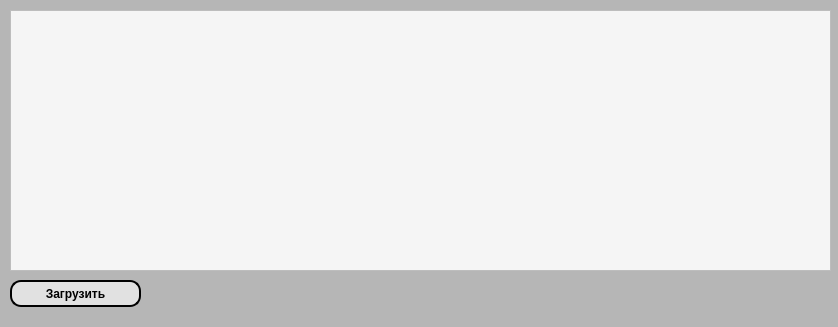
Above: main.ui from aleks9045/Coffee1 before the change. Below: the same form after it.
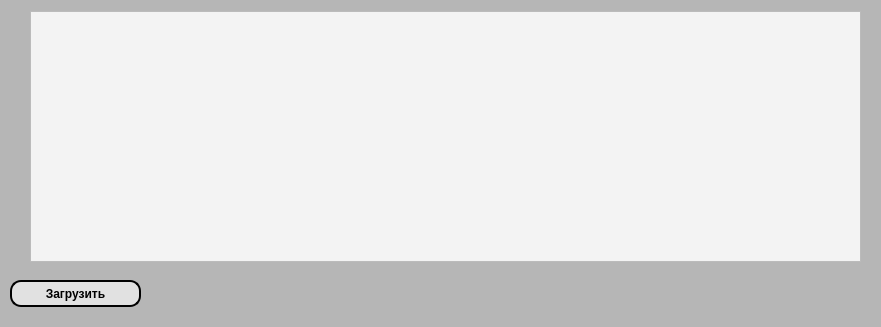
That is the form after the change.

Commit message: coffee ver 3.

```diff
--- a/main.ui
+++ b/main.ui
@@ -6,7 +6,7 @@
    <rect>
     <x>0</x>
     <y>0</y>
-    <width>838</width>
+    <width>881</width>
     <height>327</height>
    </rect>
   </property>
@@ -17,19 +17,6 @@
    <string notr="true">background-color: rgb(182, 182, 182);</string>
   </property>
   <widget class="QWidget" name="centralwidget">
-   <widget class="QTableWidget" name="tableWidget">
-    <property name="geometry">
-     <rect>
-      <x>10</x>
-      <y>10</y>
-      <width>821</width>
-      <height>261</height>
-     </rect>
-    </property>
-    <property name="styleSheet">
-     <string notr="true">background-color: rgb(245, 245, 245);</string>
-    </property>
-   </widget>
    <widget class="QPushButton" name="pushButton">
     <property name="geometry">
      <rect>
@@ -53,6 +40,19 @@
      <string>Загрузить</string>
     </property>
    </widget>
+   <widget class="QTableView" name="view">
+    <property name="geometry">
+     <rect>
+      <x>30</x>
+      <y>11</y>
+      <width>831</width>
+      <height>251</height>
+     </rect>
+    </property>
+    <property name="styleSheet">
+     <string notr="true">background-color: rgb(243, 243, 243);</string>
+    </property>
+   </widget>
   </widget>
  </widget>
  <resources/>
```
The commit also changes 2 other files.
